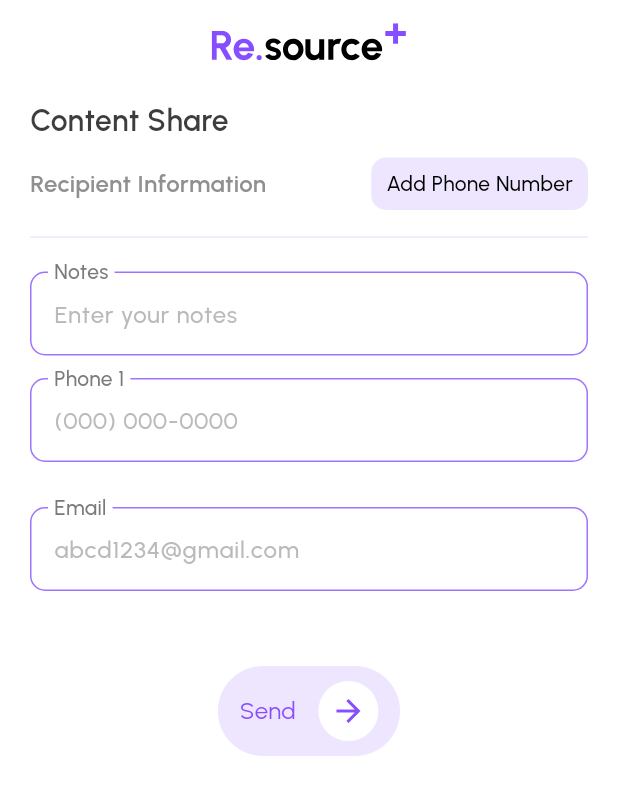
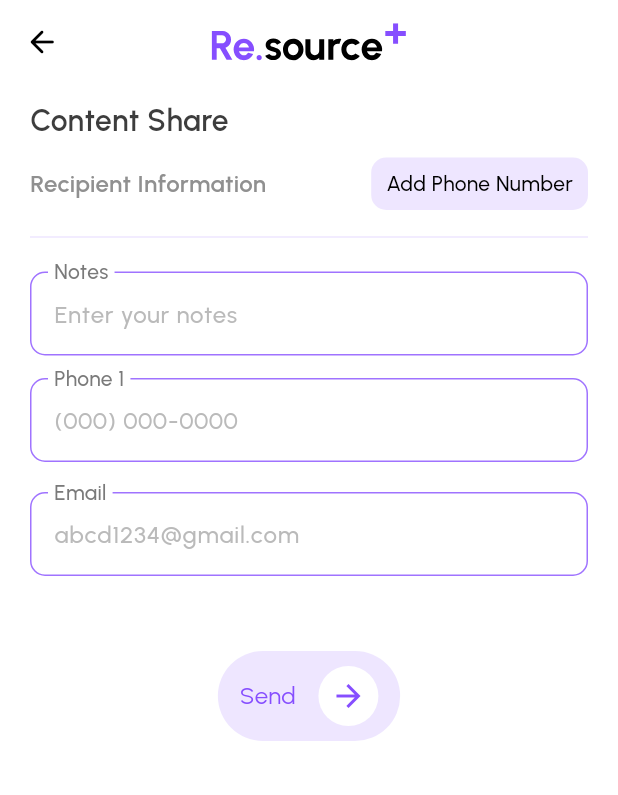
Before and after one commit to Swathi-krishna123/resourse, a Flutter app: the ShareResources screen opened directly, on a phone screen of 412 x 824 dp. Shown: the top 795 px of the screen. Run offline on Flutter 3.47's test engine with Material 3 defaults, Android fonts, the phone set to English and light mode, and no system bars; our stand-ins replace dio, flutter_svg, get, google_fonts, shared_preferences; accounts and stored records are empty; network calls fail.

Commit message:
bugs fixed

```diff
--- a/lib/customWidgets/customWidgets.dart
+++ b/lib/customWidgets/customWidgets.dart
@@ -7,13 +7,21 @@ import 'package:resource_plus/controller/authController.dart';
 final Authcontroller authcontroller = Get.put(Authcontroller());
 
 class Customwidgets {
-  AppBar customAppbar(bool isvalue, BuildContext context) {
+  AppBar customAppbar(
+    bool isvalue,
+    BuildContext context,
+    bool isleading,
+
+  ) {
     return AppBar(
-    automaticallyImplyLeading: false,
+      automaticallyImplyLeading: isleading,
       backgroundColor: Appcolors.backgroundColor,
       shadowColor: Colors.transparent,
       foregroundColor: Appcolors.backgroundColor,
       surfaceTintColor: Appcolors.backgroundColor,
+      leading: isleading == true
+          ? IconButton(onPressed: () { Get.toNamed('/');}, icon: Icon(Icons.arrow_back_rounded,color: Appcolors.blackColor,))
+          : null,
       title: SvgPicture.asset(
         'assets/svg/applogo.svg',
         height: 25,
@@ -35,12 +43,12 @@ class Customwidgets {
   }
 
   void _showPopupMenu(BuildContext context) async {
-  final RenderBox overlay = Overlay.of(context)!.context.findRenderObject() as RenderBox;
+    final RenderBox overlay =
+        Overlay.of(context)!.context.findRenderObject() as RenderBox;
     await showMenu(
       color: Colors.white,
       context: context,
-    position: RelativeRect.fromLTRB(
-        overlay.size.width - 100, 60, 0, 0),
+      position: RelativeRect.fromLTRB(overlay.size.width - 100, 60, 0, 0),
       items: [
         // PopupMenuItem<String>(
         //   value: 'Profile',
@@ -67,17 +75,15 @@ void _showPopupMenu(BuildContext context) async {
           onTap: () => authcontroller.logout(),
           child: Row(
             children: [
-            Icon(Icons.logout, color:Appcolors.themeColor),
+              Icon(Icons.logout, color: Appcolors.themeColor),
               SizedBox(width: 10),
               Text('Logout'),
             ],
           ),
         ),
       ],
-
     );
   }
-
 
   Widget textFormField({
     TextEditingController? controller,
@@ -230,7 +236,7 @@ void _showPopupMenu(BuildContext context) async {
     double? width,
   }) {
     return Container(
-      height: 51,
+      height: 53,
       width: width,
       decoration: BoxDecoration(
           borderRadius: BorderRadius.circular(10),
--- a/lib/view/homepage.dart
+++ b/lib/view/homepage.dart
@@ -35,7 +35,7 @@ class Homepage extends StatelessWidget {
   Widget build(BuildContext context) {
     return Scaffold(
       resizeToAvoidBottomInset: false,
-      appBar: Customwidgets().customAppbar(true, context),
+      appBar: Customwidgets().customAppbar(true, context,false),
       body: Column(
         children: [
           Padding(
--- a/lib/view/otp.dart
+++ b/lib/view/otp.dart
@@ -19,7 +19,7 @@ class OtpScreen extends StatelessWidget {
     final String message = Get.arguments?['message'] ?? '';
     return Scaffold(
       backgroundColor: Colors.white,
-      appBar: Customwidgets().customAppbar(false, context),
+      appBar: Customwidgets().customAppbar(false, context,false),
       body: Padding(
         padding: const EdgeInsets.symmetric(horizontal: 20),
         child: SingleChildScrollView(
--- a/lib/view/shareResources.dart
+++ b/lib/view/shareResources.dart
@@ -17,7 +17,7 @@ class ShareResources extends StatelessWidget {
     Appcontroller appcontroller = Get.put(Appcontroller());
 
     return Scaffold(
-      appBar: Customwidgets().customAppbar(false,context),
+      appBar: Customwidgets().customAppbar(false, context, true),
       // bottomNavigationBar: BottomAppBar(child: Center(child: Text('data'),),),
       body: Padding(
         padding:
@@ -58,7 +58,8 @@ class ShareResources extends StatelessWidget {
                       },
                       child: Container(
                         height: 35,
-                        padding: const EdgeInsets.symmetric(horizontal: 10,vertical: 5),
+                        padding: const EdgeInsets.symmetric(
+                            horizontal: 10, vertical: 5),
                         decoration: BoxDecoration(
                           color: Appcolors.themeColor.withOpacity(0.14),
                           borderRadius: BorderRadius.circular(10),
@@ -206,7 +207,7 @@ class ShareResources extends StatelessWidget {
                 //   ),
                 // ),
                 const SizedBox(
-                  height: 15,
+                  height: 5,
                 ),
 
                 // Email Field
--- a/lib/view/signUp.dart
+++ b/lib/view/signUp.dart
@@ -210,7 +210,7 @@ class Signup extends StatelessWidget {
                         padding: const EdgeInsets.all(14),
                         child: IconButton(
                             onPressed: () {
-                              toggleVisible();
+                              toggleConfirmVisible();
                             },
                             icon: !isConfirmpasswordvisible.value
                                 ? Icon(
--- a/lib/view/splash2.dart
+++ b/lib/view/splash2.dart
@@ -10,7 +10,7 @@ class Splash2 extends StatelessWidget {
   @override
   Widget build(BuildContext context) {
     return Scaffold(
-      appBar: AppBar(),
+      appBar: AppBar(automaticallyImplyLeading: false,),
       body: Padding(
         padding: const EdgeInsets.all(20),
         child: Column(
```
Lines whose indentation alone changed are shown as unchanged.
